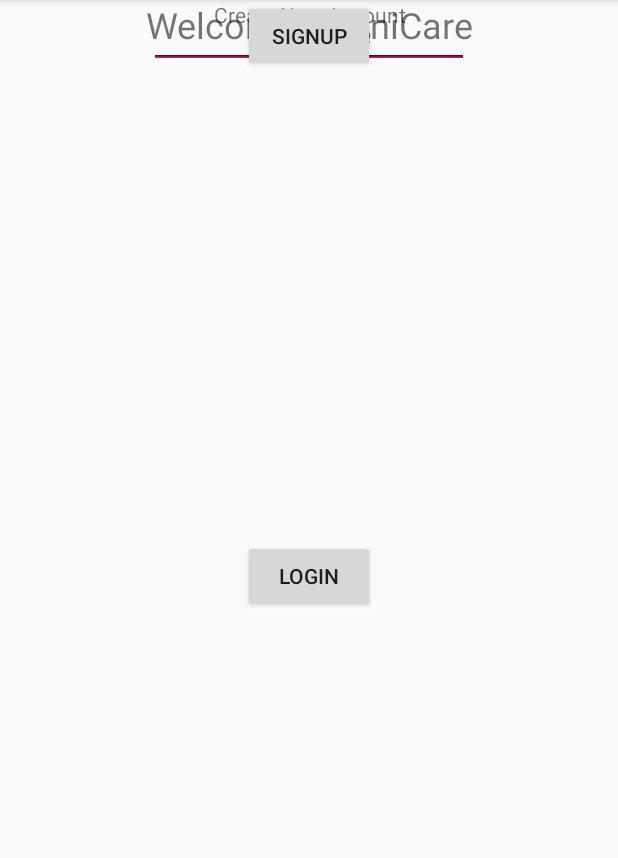
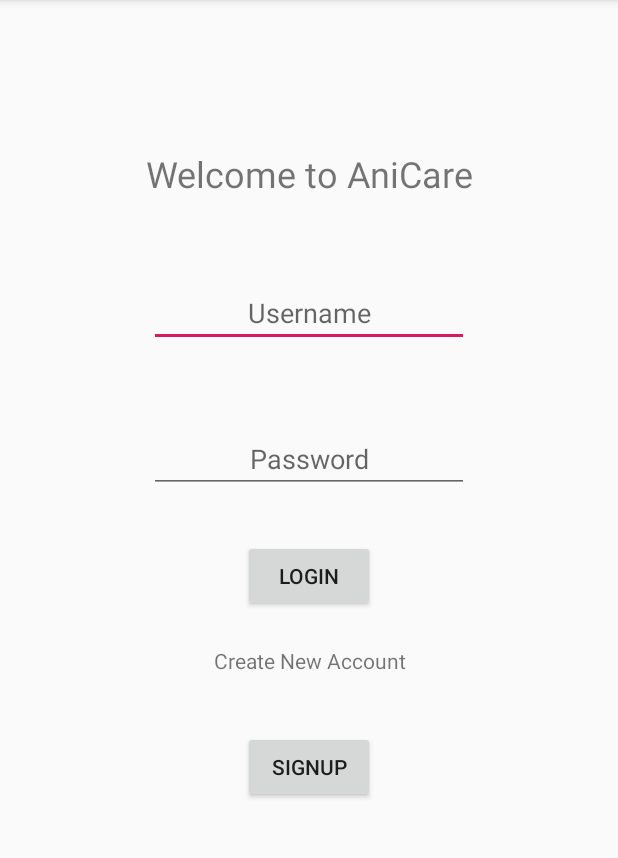
Before and after one commit to mystxcal/AnimalCare, an Android app: the screen it shows after launch (MainActivity), on a phone screen of 412 x 824 dp, the part 84-942 px from its top. Run offline under Robolectric (Android 15) with nearby library versions, the phone set to English and light mode, and no system bars; our stand-ins replace Firebase (no records; nobody signed in at launch, a user with empty details on screens opened directly).

Commit message:
Main page login page layout ready!!

```diff
--- a/app/src/main/res/layout/activity_main.xml
+++ b/app/src/main/res/layout/activity_main.xml
@@ -10,36 +10,45 @@
         android:id="@+id/Maintext"
         android:layout_width="263dp"
         android:layout_height="45dp"
+        android:layout_marginTop="104dp"
         android:text="Welcome to AniCare"
         android:textAlignment="center"
         android:textSize="24sp"
+        app:layout_constraintBottom_toTopOf="@+id/LoginUsername"
         app:layout_constraintEnd_toEndOf="parent"
         app:layout_constraintStart_toStartOf="parent"
-        tools:layout_editor_absoluteY="102dp" />
+        app:layout_constraintTop_toTopOf="parent"
+        app:layout_constraintVertical_bias="0.0" />
 
     <EditText
         android:id="@+id/LoginUsername"
         android:layout_width="wrap_content"
         android:layout_height="wrap_content"
+        android:layout_marginTop="41dp"
+        android:layout_marginBottom="26dp"
         android:ems="10"
         android:hint="Username"
         android:inputType="textPersonName"
         android:textAlignment="center"
+        app:layout_constraintBottom_toTopOf="@+id/password"
         app:layout_constraintEnd_toEndOf="parent"
         app:layout_constraintStart_toStartOf="parent"
-        tools:layout_editor_absoluteY="190dp" />
+        app:layout_constraintTop_toBottomOf="@+id/Maintext" />
 
     <EditText
         android:id="@+id/password"
         android:layout_width="wrap_content"
         android:layout_height="wrap_content"
+        android:layout_marginTop="26dp"
+        android:layout_marginBottom="36dp"
         android:ems="10"
         android:hint="Password"
         android:inputType="textPassword"
         android:textAlignment="center"
+        app:layout_constraintBottom_toTopOf="@+id/Loginbtn"
         app:layout_constraintEnd_toEndOf="parent"
         app:layout_constraintStart_toStartOf="parent"
-        tools:layout_editor_absoluteY="261dp" />
+        app:layout_constraintTop_toBottomOf="@+id/LoginUsername" />
 
     <Button
         android:id="@+id/Loginbtn"
@@ -55,18 +64,24 @@
         android:id="@+id/Signupbtn1"
         android:layout_width="wrap_content"
         android:layout_height="wrap_content"
+        android:layout_marginTop="17dp"
+        android:layout_marginBottom="232dp"
         android:text="SignUp"
+        app:layout_constraintBottom_toBottomOf="parent"
         app:layout_constraintEnd_toEndOf="parent"
         app:layout_constraintStart_toStartOf="parent"
-        tools:layout_editor_absoluteY="451dp" />
+        app:layout_constraintTop_toBottomOf="@+id/textView" />
 
     <TextView
         android:id="@+id/textView"
         android:layout_width="245dp"
         android:layout_height="22dp"
+        android:layout_marginTop="22dp"
+        android:layout_marginBottom="17dp"
         android:text="Create New Account"
         android:textAlignment="center"
+        app:layout_constraintBottom_toTopOf="@+id/Signupbtn1"
         app:layout_constraintEnd_toEndOf="parent"
         app:layout_constraintStart_toStartOf="parent"
-        tools:layout_editor_absoluteY="412dp" />
+        app:layout_constraintTop_toBottomOf="@+id/Loginbtn" />
 </android.support.constraint.ConstraintLayout>
```
